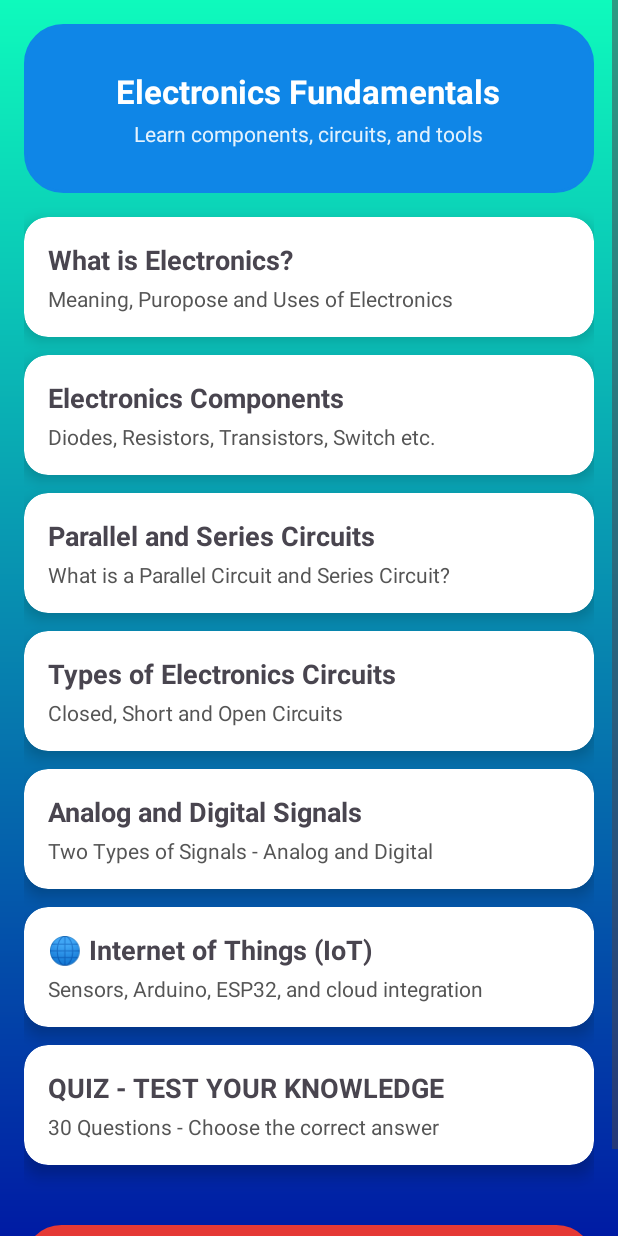
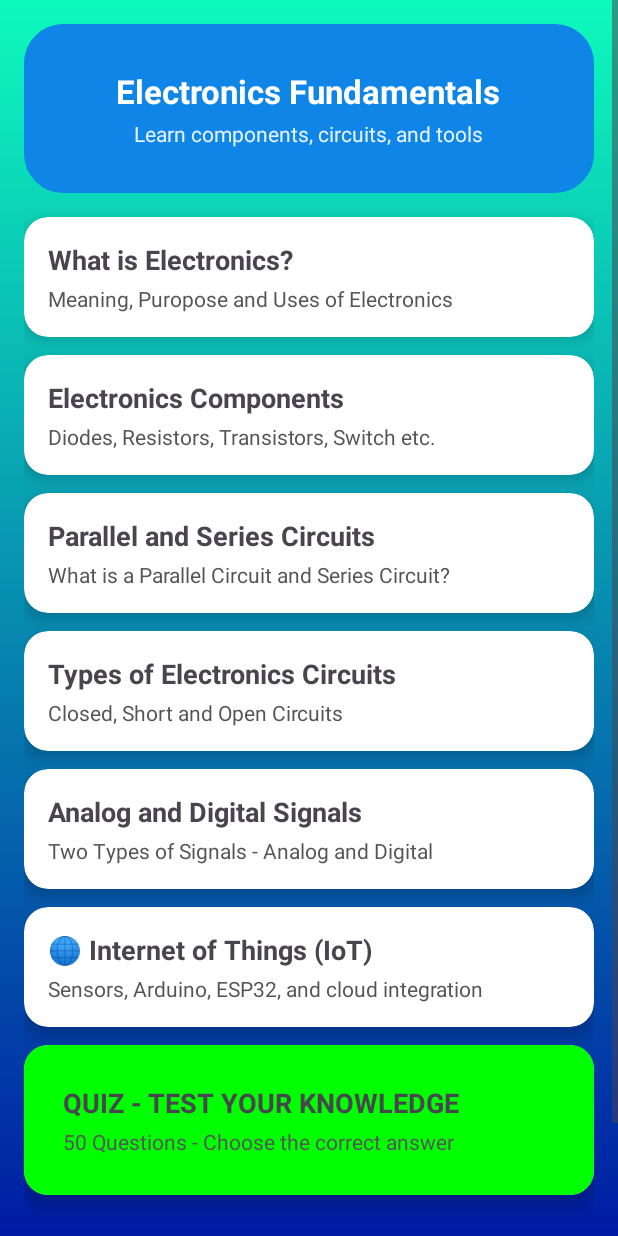
Before and after one commit to ddanji16/ElectroLearnAppSystem, an Android app: the layout activity_main.xml on its own in the app's theme, with its tools: preview values and no code run, on a phone screen of 412 x 824 dp. Run offline under Robolectric (Android 15) with nearby library versions, the phone set to English and light mode, and no system bars.

Commit message:
UI part 2 Improve

```diff
--- a/app/src/main/java/com/example/electrolearn/QuizActivity.java
+++ b/app/src/main/java/com/example/electrolearn/QuizActivity.java
@@ -56,18 +56,16 @@ public class QuizActivity extends AppCompatActivity implements View.OnClickListe
         opt3.setOnClickListener(this);
         opt4.setOnClickListener(this);
 
+        // inside onCreate...
         btnNext.setOnClickListener(v -> {
             if (selectedAnswer.isEmpty()) {
                 Toast.makeText(this, "Please select an answer", Toast.LENGTH_SHORT).show();
                 return;
             }
             checkAnswer();
-            currentQuestionIndex++;
-            if (currentQuestionIndex < questionsList.size()) {
-                loadQuestion();
-            } else {
-                finishQuiz();
-            }
+
+            // Use the helper method instead of writing the logic twice
+            goToNextQuestion();
         });
 
         loadQuestion();
@@ -98,15 +96,25 @@ public class QuizActivity extends AppCompatActivity implements View.OnClickListe
         if (timer != null) timer.cancel();
 
         // 25 seconds per question
-        timer = new CountDownTimer(25000, 1000) {
+        timer = new CountDownTimer(10000, 1000) {
             public void onTick(long millisUntilFinished) {
                 tvTimer.setText(millisUntilFinished / 1000 + "s");
             }
 
             public void onFinish() {
-                // Time up logic: Auto-move or mark wrong
+                tvTimer.setText("0s");
                 Toast.makeText(QuizActivity.this, "Time's up!", Toast.LENGTH_SHORT).show();
-                // Optionally move to next question automatically here
+
+                // 1. Lock buttons so user can't click anymore
+                setOptionsClickable(false);
+
+                // 2. Show the correct answer visually
+                showCorrectAnswer();
+
+                // 3. Wait 1.5 seconds, then go to next question automatically
+                new android.os.Handler().postDelayed(() -> {
+                    goToNextQuestion();
+                }, 1500);
             }
         }.start();
     }
@@ -147,4 +155,43 @@ public class QuizActivity extends AppCompatActivity implements View.OnClickListe
     public void backtbtn(android.view.View view) {
         startActivity(new Intent(QuizActivity.this, MainActivity.class));
     }
+    // --- NEW METHODS TO ADD ---
+
+    private void showCorrectAnswer() {
+        // Get the correct answer text
+        QuestionModel q = questionsList.get(currentQuestionIndex);
+        String answer = q.getAnswer();
+
+        // Check which option matches the answer and turn it Green
+        // Note: If you don't have a drawable for correct, we use Color.GREEN
+        if (opt1.getText().toString().equals(answer)) {
+            opt1.setBackgroundColor(Color.GREEN);
+        } else if (opt2.getText().toString().equals(answer)) {
+            opt2.setBackgroundColor(Color.GREEN);
+        } else if (opt3.getText().toString().equals(answer)) {
+            opt3.setBackgroundColor(Color.GREEN);
+        } else if (opt4.getText().toString().equals(answer)) {
+            opt4.setBackgroundColor(Color.GREEN);
+        }
+    }
+
+    private void setOptionsClickable(boolean clickable) {
+        // Helper to lock/unlock buttons
+        opt1.setClickable(clickable);
+        opt2.setClickable(clickable);
+        opt3.setClickable(clickable);
+        opt4.setClickable(clickable);
+        btnNext.setClickable(clickable);
+    }
+
+    private void goToNextQuestion() {
+        currentQuestionIndex++;
+        if (currentQuestionIndex < questionsList.size()) {
+            loadQuestion();
+        } else {
+            finishQuiz();
+        }
+        // Re-enable clicks for the new question
+        setOptionsClickable(true);
+    }
 }
--- a/app/src/main/res/layout/activity_main.xml
+++ b/app/src/main/res/layout/activity_main.xml
@@ -275,7 +275,8 @@
                 android:layout_width="match_parent"
                 android:layout_height="wrap_content"
                 android:orientation="vertical"
-                android:padding="16dp">
+                android:padding="26dp"
+                android:background="@color/green">
 
                 <TextView
                     android:layout_width="wrap_content"
@@ -287,7 +288,7 @@
                 <TextView
                     android:layout_width="wrap_content"
                     android:layout_height="wrap_content"
-                    android:text="30 Questions - Choose the correct answer"
+                    android:text="50 Questions - Choose the correct answer"
                     android:textSize="14sp"
                     android:textColor="#555555"
                     android:layout_marginTop="4dp" />
--- a/app/src/main/res/layout/activity_quiz.xml
+++ b/app/src/main/res/layout/activity_quiz.xml
@@ -13,6 +13,7 @@
         android:gravity="center_vertical"
         android:background="@drawable/bg_option_default"
         android:padding="12dp"
+        android:layout_marginTop="20sp"
         android:layout_marginBottom="24dp">
 
         <TextView
@@ -37,7 +38,7 @@
             android:id="@+id/tv_timer"
             android:layout_width="wrap_content"
             android:layout_height="wrap_content"
-            android:text="25s"
+            android:text="10s"
             android:background="#FF5722"
             android:textColor="#FFF"
             android:paddingHorizontal="12dp"
--- a/app/src/main/res/values/colors.xml
+++ b/app/src/main/res/values/colors.xml
@@ -3,4 +3,5 @@
     <color name="black">#FF000000</color>
     <color name="white">#FFFFFFFF</color>
     <color name="red">#920000</color>
+    <color name="green">#00FF00</color>
 </resources>
```
